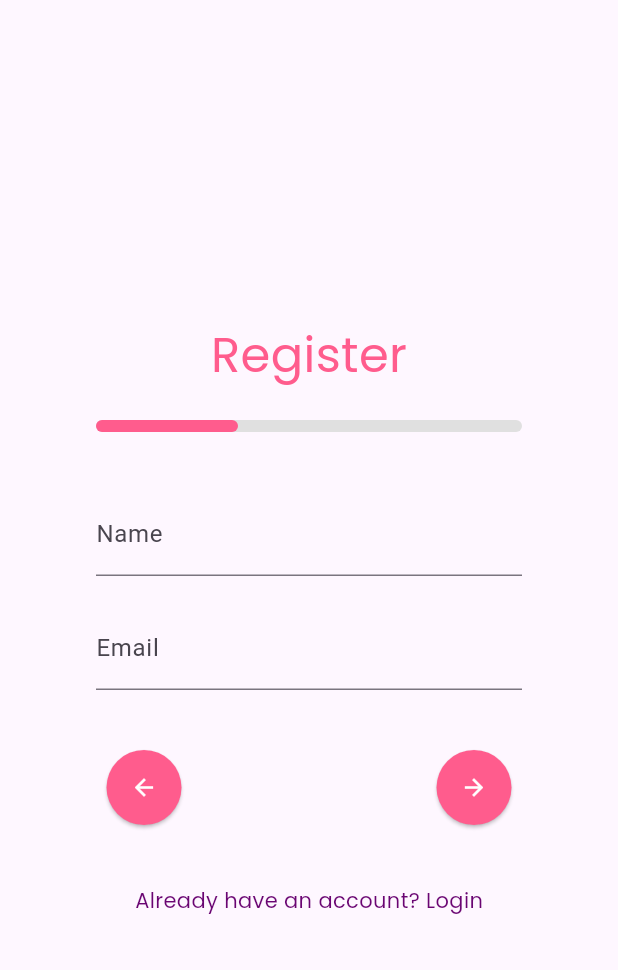
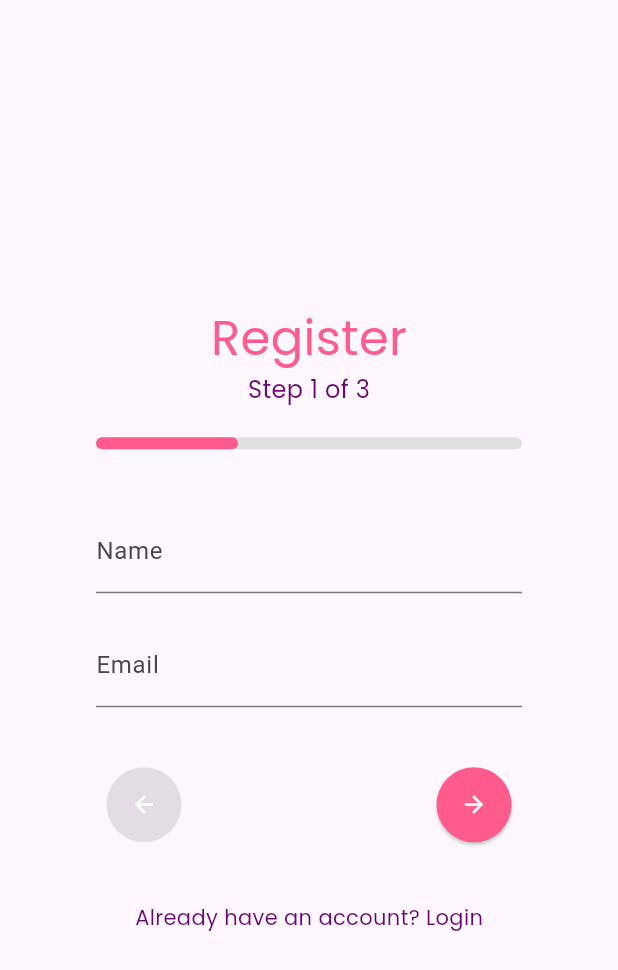
Before and after one commit to Wings-Like-Eagles/UniFye, a Flutter app: the RegisterPage screen opened by its route, on a phone screen of 412 x 824 dp. Shown: the top 970 px of the screen. Run offline on Flutter 3.47's test engine with Material 3 defaults, Android fonts, the phone set to English and light mode, and no system bars; our stand-ins replace google_fonts.

Commit message:
feat(register): interest section added

```diff
--- a/unifye/lib/features/auth/register_page.dart
+++ b/unifye/lib/features/auth/register_page.dart
@@ -12,6 +12,16 @@ class RegisterPage extends StatefulWidget {
 class _RegisterPageState extends State<RegisterPage> {
   int currentStep = 0; // Tracks the current step
   final int totalSteps = 3; // Change this based on how many steps your form has
+  final List<String> interests = [
+    'Golf',
+    'Cricket',
+    'Football',
+    'Basketball',
+    'Swimming',
+    'Tennis',
+    'Running',
+  ];
+  List<String> selectedInterests = []; // To track selections
 
   void nextStep() {
     setState(() {
@@ -28,9 +38,10 @@ class _RegisterPageState extends State<RegisterPage> {
       }
     });
   }
+
   @override
   Widget build(BuildContext context) {
-     double progress = (currentStep + 1) / totalSteps;
+    double progress = (currentStep + 1) / totalSteps;
 
     return Scaffold(
       body: Center(
@@ -50,26 +61,43 @@ class _RegisterPageState extends State<RegisterPage> {
                     color: Color(0xFFFF5C8D),
                   ),
                 ),
+                // ✅ Animated Step Indicator
+                AnimatedSwitcher(
+                  duration: const Duration(milliseconds: 400),
+                  transitionBuilder: (child, animation) =>
+                      FadeTransition(opacity: animation, child: child),
+                  child: Text(
+                    "Step ${currentStep + 1} of $totalSteps",
+                    key: ValueKey(currentStep), // Important for animation
+                    style: const TextStyle(
+                      fontSize: 16,
+                      fontFamily: 'Poppins',
+                      color: Color(0xFF6A0572),
+                    ),
+                  ),
+                ),
                 const SizedBox(height: 20),
 
-                // Progress Bar
-                LinearProgressIndicator(
-                  value: progress,
-                  color: const Color(0xFFFF5C8D),
-                  backgroundColor: Colors.grey[300],
-                  minHeight: 8,
-                  borderRadius: BorderRadius.circular(8),
+                // ✅ Animated Progress Bar
+                TweenAnimationBuilder<double>(
+                  duration: const Duration(milliseconds: 400),
+                  tween: Tween(begin: 0.0, end: progress),
+                  builder: (context, value, _) => LinearProgressIndicator(
+                    value: value,
+                    color: const Color(0xFFFF5C8D),
+                    backgroundColor: Colors.grey[300],
+                    minHeight: 8,
+                    borderRadius: BorderRadius.circular(8),
+                  ),
                 ),
                 const SizedBox(height: 40),
 
-                // Step 0
+                // ✅ Dynamic Step Content
                 if (currentStep == 0) ...[
                   TextField(decoration: InputDecoration(labelText: 'Name')),
                   const SizedBox(height: 20),
                   TextField(decoration: InputDecoration(labelText: 'Email')),
-                ]
-                // Step 1
-                else if (currentStep == 1) ...[
+                ] else if (currentStep == 1) ...[
                   TextField(
                       obscureText: true,
                       decoration: InputDecoration(labelText: 'Password')),
@@ -78,21 +106,95 @@ class _RegisterPageState extends State<RegisterPage> {
                       obscureText: true,
                       decoration:
                           InputDecoration(labelText: 'Re-enter Password')),
+                ] else if (currentStep == 2) ...[
+                  const Text(
+                    "Select Your Interests",
+                    style: TextStyle(
+                      fontSize: 20,
+                      fontFamily: 'Poppins',
+                      fontWeight: FontWeight.bold,
+                      color: Color(0xFF6A0572),
+                    ),
+                  ),
+                  const SizedBox(height: 20),
+
+                  Wrap(
+  spacing: 12,
+  runSpacing: 12,
+  children: interests.map((interest) {
+    final isSelected = selectedInterests.contains(interest);
+
+    return GestureDetector(
+      onTap: () {
+        setState(() {
+          if (isSelected) {
+            selectedInterests.remove(interest);
+          } else {
+            selectedInterests.add(interest);
+          }
+        });
+      },
+      child: AnimatedContainer(
+        duration: const Duration(milliseconds: 300),
+        padding: const EdgeInsets.symmetric(horizontal: 22, vertical: 14),
+        decoration: BoxDecoration(
+          color: isSelected ? const Color(0xFFFF5C8D) : Colors.white,
+          borderRadius: BorderRadius.circular(28),
+          border: Border.all(
+            color: isSelected ? const Color(0xFFFF5C8D) : Colors.grey.shade400,
+            width: 1.5,
+          ),
+          boxShadow: isSelected
+              ? [
+                  BoxShadow(
+                    color: const Color(0xFFFF5C8D).withOpacity(0.4),
+                    blurRadius: 10,
+                    offset: const Offset(0, 4),
+                  ),
                 ]
-                // Step 2
-                else if (currentStep == 2) ...[
-                  const Text("Final step - Review your information"),
+              : [
+                  BoxShadow(
+                    color: Colors.black.withOpacity(0.06),
+                    blurRadius: 5,
+                    offset: const Offset(0, 3),
+                  ),
+                ],
+        ),
+        child: Row(
+          mainAxisSize: MainAxisSize.min,
+          children: [
+            Icon(
+              isSelected ? Icons.check_circle : Icons.circle_outlined,
+              color: isSelected ? Colors.white : Colors.grey,
+              size: 20,
+            ),
+            const SizedBox(width: 8),
+            Text(
+              interest,
+              style: TextStyle(
+                fontSize: 16,
+                fontFamily: 'Poppins',
+                fontWeight: FontWeight.w600,
+                color: isSelected ? Colors.white : const Color(0xFF6A0572),
+              ),
+            ),
+          ],
+        ),
+      ),
+    );
+  }).toList(),
+),
                 ],
 
                 const SizedBox(height: 40),
 
-                // Arrow Buttons
+                // ✅ Navigation Buttons
                 Row(
                   mainAxisAlignment: MainAxisAlignment.spaceBetween,
                   children: [
                     // Previous Arrow
                     ElevatedButton(
-                      onPressed: previousStep,
+                      onPressed: currentStep == 0 ? null : previousStep,
                       style: ElevatedButton.styleFrom(
                         backgroundColor: const Color(0xFFFF5C8D),
                         shape: const CircleBorder(),
@@ -103,20 +205,22 @@ class _RegisterPageState extends State<RegisterPage> {
 
                     // Next Arrow
                     ElevatedButton(
-                      onPressed: nextStep,
+                      onPressed:
+                          currentStep == totalSteps - 1 ? null : nextStep,
                       style: ElevatedButton.styleFrom(
                         backgroundColor: const Color(0xFFFF5C8D),
                         shape: const CircleBorder(),
                         padding: const EdgeInsets.all(16),
                       ),
-                      child: const Icon(Icons.arrow_forward, color: Colors.white),
+                      child:
+                          const Icon(Icons.arrow_forward, color: Colors.white),
                     ),
                   ],
                 ),
 
                 const SizedBox(height: 40),
 
-                // Already have account link
+                // ✅ Already have account link
                 InkWell(
                   onTap: () {
                     Navigator.pushNamed(context, '/login');
```
